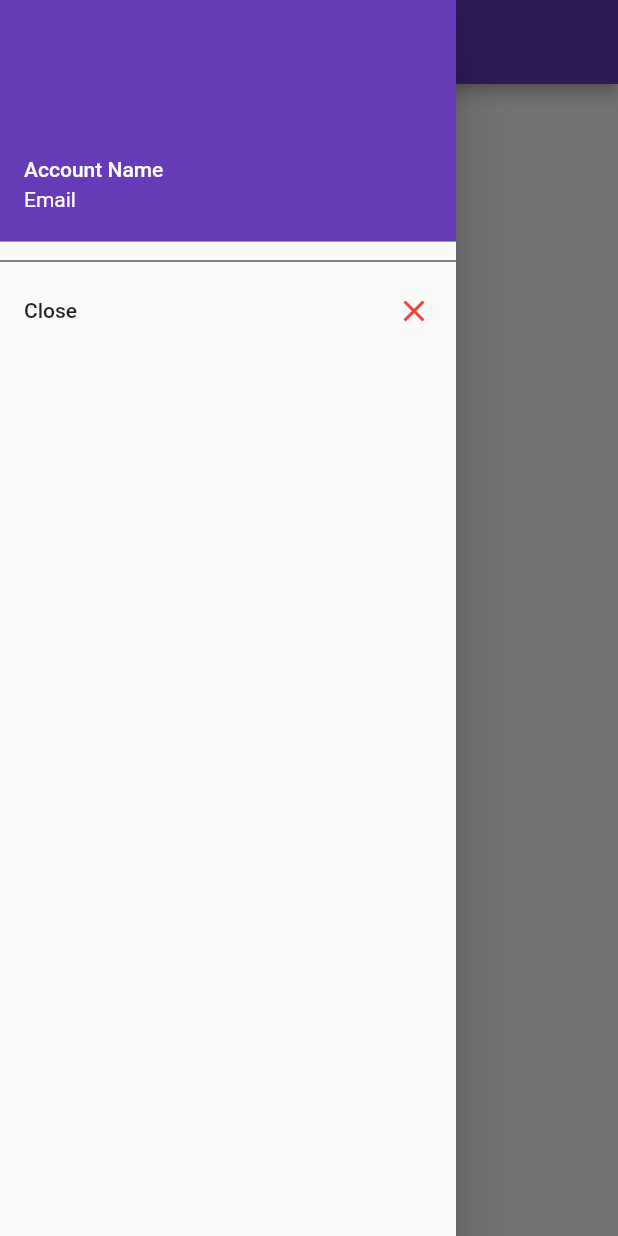
After one commit to IsuruBRanapana/Location_Finder_Project, a Flutter app: the EditProfile screen opened directly, with the side drawer open, on a phone screen of 412 x 824 dp. The commit adds this screen. Run offline on Flutter 3.47's test engine with Material 2 defaults, Android fonts, the phone set to English and light mode, and no system bars.

Commit message:
Edit Profile is added

```diff
--- /dev/null
+++ b/ProjectLocation/location_finder/lib/app_screens/editprofile.dart
@@ -0,0 +1,54 @@
+import 'package:flutter/material.dart';
+
+class EditProfile extends StatefulWidget{
+  @override
+  State<StatefulWidget> createState() {
+    // TODO: implement createState
+    return _EditProfileState();
+  }
+}
+
+class _EditProfileState extends State<EditProfile>{
+  @override
+  Widget build(BuildContext context) {
+    // TODO: implement build
+    return Scaffold(
+      appBar: AppBar(
+        title: Text(
+            'Edit Profile'
+        ),
+      ),
+      drawer: Drawer(
+        child: ListView(
+          children: <Widget>[
+            UserAccountsDrawerHeader(
+              //TODO add profile picture
+              accountName: Text(
+                  'Account Name'
+              ),
+              accountEmail: Text(
+                  'Email'
+              ),
+            ),
+            Divider(
+              height: 10.0,
+              color: Colors.black,
+            ),
+            ListTile(
+              title: Text(
+                  'Close'
+              ),
+              trailing: Icon(
+                Icons.close,
+                color: Colors.red,
+              ),
+              onTap: (){
+                Navigator.of(context).pop();
+              },
+            )
+          ],
+        ),
+      ),
+    );
+  }
+}
--- a/ProjectLocation/location_finder/lib/app_screens/home.dart
+++ b/ProjectLocation/location_finder/lib/app_screens/home.dart
@@ -1,5 +1,5 @@
 import 'package:flutter/material.dart';
-import 'package:brew_crew/screens/editprofile.dart';
+import 'package:location_finder/app_screens/editprofile.dart';
 class Home extends StatefulWidget{
   @override
   State<StatefulWidget> createState() {
```
